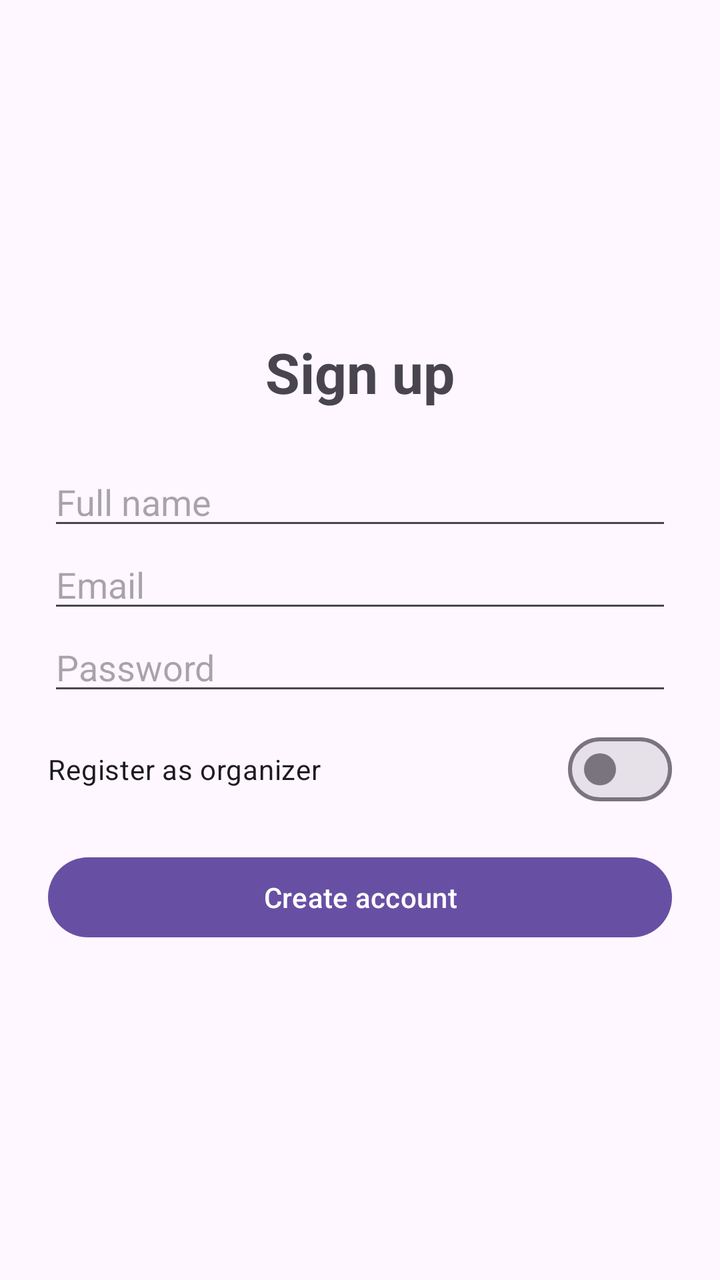
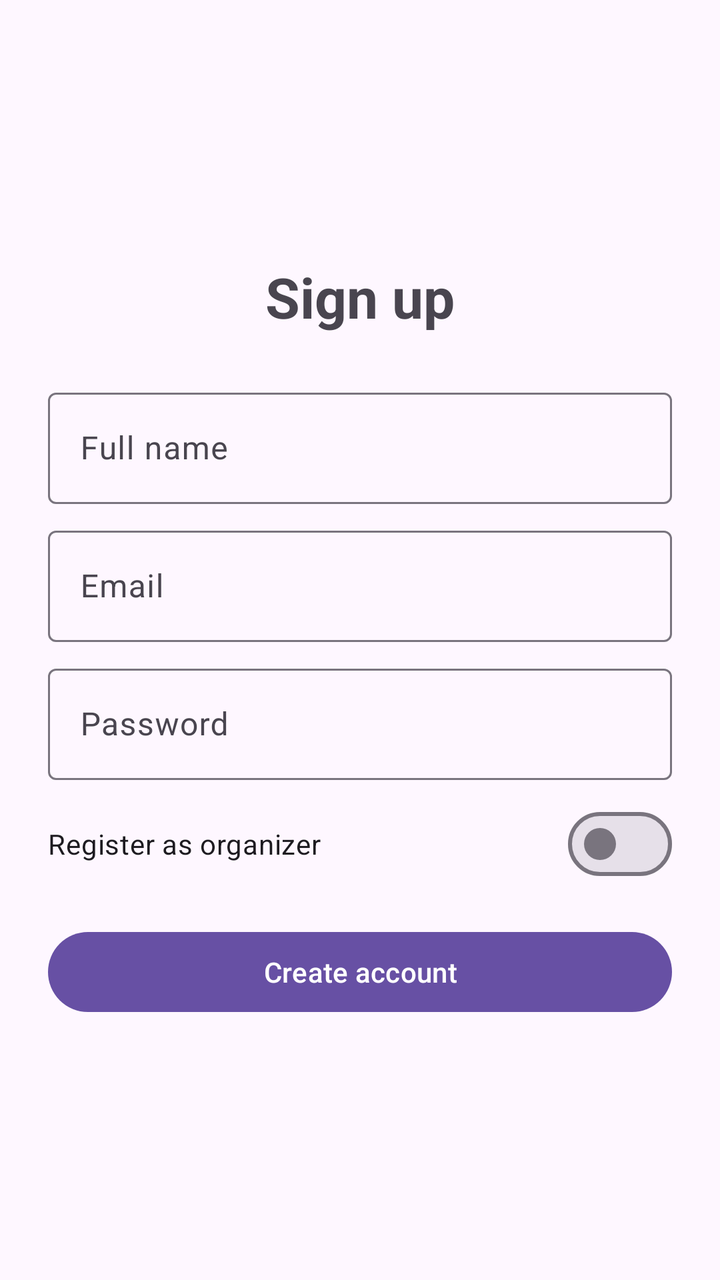

The first picture is an Android layout as it rendered before a commit; the second is the same layout after the commit. The layout source and the unified diff follow.
<!-- AndroidManifest.xml: application theme Theme.Ticketree -->
<!-- res/layout/activity_sign_up.xml -->
<?xml version="1.0" encoding="utf-8"?>
<LinearLayout xmlns:android="http://schemas.android.com/apk/res/android"
    android:layout_width="match_parent"
    android:layout_height="match_parent"
    android:fitsSystemWindows="true"
    android:gravity="center"
    android:orientation="vertical"
    android:padding="24dp">

    <TextView
        android:layout_width="wrap_content"
        android:layout_height="wrap_content"
        android:layout_marginBottom="24dp"
        android:text="Sign up"
        android:textSize="28sp"
        android:textStyle="bold" />

    <EditText
        android:id="@+id/etName"
        android:layout_width="match_parent"
        android:layout_height="wrap_content"
        android:hint="Full name"
        android:inputType="textPersonName" />

    <EditText
        android:id="@+id/etEmail"
        android:layout_width="match_parent"
        android:layout_height="wrap_content"
        android:hint="Email"
        android:inputType="textEmailAddress" />

    <EditText
        android:id="@+id/etPassword"
        android:layout_width="match_parent"
        android:layout_height="wrap_content"
        android:hint="Password"
        android:inputType="textPassword" />

    <com.google.android.material.materialswitch.MaterialSwitch
        android:id="@+id/swOrganizer"
        android:layout_width="match_parent"
        android:layout_height="wrap_content"
        android:layout_marginTop="8dp"
        android:text="Register as organizer" />

    <Button
        android:id="@+id/btnCreate"
        android:layout_width="match_parent"
        android:layout_height="wrap_content"
        android:layout_marginTop="16dp"
        android:text="Create account" />
</LinearLayout>
<!-- resources referenced by this layout -->
<resources>
  <style name="Theme.Ticketree" parent="Base.Theme.Ticketree" />
  <style name="Base.Theme.Ticketree" parent="Theme.Material3.DayNight.NoActionBar">
          
          
      </style>
</resources>

<!-- the commit's change to res/layout/activity_sign_up.xml (unified diff, before → after) -->
@@ -7,7 +7,7 @@
     android:orientation="vertical"
     android:padding="24dp">
 
-    <TextView
+    <com.google.android.material.textview.MaterialTextView
         android:layout_width="wrap_content"
         android:layout_height="wrap_content"
         android:layout_marginBottom="24dp"
@@ -15,26 +15,46 @@
         android:textSize="28sp"
         android:textStyle="bold" />
 
-    <EditText
-        android:id="@+id/etName"
+    <com.google.android.material.textfield.TextInputLayout
+        style="@style/Widget.Material3.TextInputLayout.OutlinedBox"
         android:layout_width="match_parent"
         android:layout_height="wrap_content"
-        android:hint="Full name"
-        android:inputType="textPersonName" />
+        android:hint="Full name">
 
-    <EditText
-        android:id="@+id/etEmail"
+        <com.google.android.material.textfield.TextInputEditText
+            android:id="@+id/etName"
+            android:layout_width="match_parent"
+            android:layout_height="wrap_content"
+            android:inputType="textPersonName" />
+    </com.google.android.material.textfield.TextInputLayout>
+
+    <com.google.android.material.textfield.TextInputLayout
+        style="@style/Widget.Material3.TextInputLayout.OutlinedBox"
         android:layout_width="match_parent"
         android:layout_height="wrap_content"
-        android:hint="Email"
-        android:inputType="textEmailAddress" />
+        android:layout_marginTop="8dp"
+        android:hint="Email">
 
-    <EditText
-        android:id="@+id/etPassword"
+        <com.google.android.material.textfield.TextInputEditText
+            android:id="@+id/etEmail"
+            android:layout_width="match_parent"
+            android:layout_height="wrap_content"
+            android:inputType="textEmailAddress" />
+    </com.google.android.material.textfield.TextInputLayout>
+
+    <com.google.android.material.textfield.TextInputLayout
+        style="@style/Widget.Material3.TextInputLayout.OutlinedBox"
         android:layout_width="match_parent"
         android:layout_height="wrap_content"
-        android:hint="Password"
-        android:inputType="textPassword" />
+        android:layout_marginTop="8dp"
+        android:hint="Password">
+
+        <com.google.android.material.textfield.TextInputEditText
+            android:id="@+id/etPassword"
+            android:layout_width="match_parent"
+            android:layout_height="wrap_content"
+            android:inputType="textPassword" />
+    </com.google.android.material.textfield.TextInputLayout>
 
     <com.google.android.material.materialswitch.MaterialSwitch
         android:id="@+id/swOrganizer"
@@ -43,7 +63,7 @@
         android:layout_marginTop="8dp"
         android:text="Register as organizer" />
 
-    <Button
+    <com.google.android.material.button.MaterialButton
         android:id="@+id/btnCreate"
         android:layout_width="match_parent"
         android:layout_height="wrap_content"
